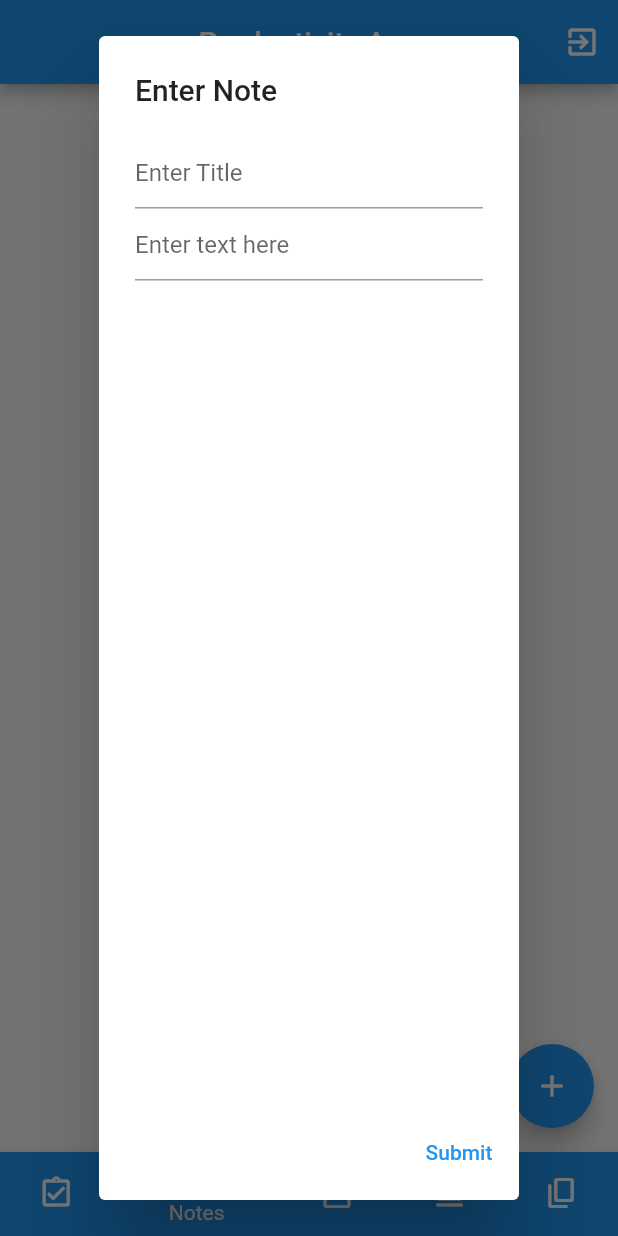
After one commit to Abhilash-Puthukkudi/20MCA245-MINI-PROJECT-, a Flutter app: the screen it shows once a user with an empty profile is signed in, item 2 of the bottom bar chosen, after a tap on the "add" icon, on a phone screen of 412 x 824 dp. The commit adds this screen. Run offline on Flutter 3.47's test engine with Material 2 defaults, Android fonts, the phone set to English and light mode, and no system bars; our stand-ins replace cloud_firestore, firebase_auth, firebase_core; accounts and stored records are empty.

Commit message:
todo and notes added

```diff
--- a/productivity_app/lib/main.dart
+++ b/productivity_app/lib/main.dart
@@ -3,6 +3,7 @@ import 'package:firebase_core/firebase_core.dart';
 import 'package:flutter/material.dart';
 import 'package:productivity_app/auth/welcome.dart';
 import 'package:productivity_app/pages/home.dart';
+import 'package:productivity_app/pages/mainpage.dart';
 
 void main() async {
   WidgetsFlutterBinding.ensureInitialized();
@@ -17,12 +18,12 @@ class MyApp extends StatelessWidget {
   Widget build(BuildContext context) {
     return MaterialApp(
       debugShowCheckedModeBanner: false,
-      theme: ThemeData(brightness: Brightness.dark),
+      theme: ThemeData(brightness: Brightness.light),
       home: StreamBuilder(
         stream: FirebaseAuth.instance.authStateChanges(),
         builder: (context, snapshot) {
           if (snapshot.hasData) {
-            return Home();
+            return Mainpage();
           } else {
             return Welcome();
           }
--- /dev/null
+++ b/productivity_app/lib/pages/mainpage.dart
@@ -0,0 +1,73 @@
+import 'package:firebase_auth/firebase_auth.dart';
+import 'package:flutter/material.dart';
+import 'package:productivity_app/widgets/daycounter.dart';
+import 'package:productivity_app/widgets/notes.dart';
+import 'package:productivity_app/widgets/todo.dart';
+
+class Mainpage extends StatefulWidget {
+  const Mainpage({Key? key}) : super(key: key);
+
+  @override
+  _MainpageState createState() => _MainpageState();
+}
+
+class _MainpageState extends State<Mainpage> {
+  int currentIndex = 0;
+
+  Widget callpage(int currentIndex) {
+    switch (currentIndex) {
+      case 0:
+        return Todo();
+      case 1:
+        return Notes();
+      case 2:
+        return DayCounter();
+      default:
+        return Todo();
+    }
+  }
+
+  // final screens=[]
+  @override
+  Widget build(BuildContext context) {
+    return Scaffold(
+      appBar: AppBar(
+        title: Text("Productivity App"),
+        centerTitle: true,
+        actions: [
+          IconButton(
+              onPressed: () async {
+                await FirebaseAuth.instance.signOut();
+              },
+              icon: Icon(Icons.exit_to_app))
+        ],
+      ),
+      bottomNavigationBar: BottomNavigationBar(
+          currentIndex: currentIndex,
+          onTap: (index) => setState(() => currentIndex = index),
+          items: [
+            BottomNavigationBarItem(
+                icon: Icon(Icons.assignment_turned_in_outlined),
+                label: 'Todos',
+                backgroundColor: Colors.blue),
+            BottomNavigationBarItem(
+                icon: Icon(Icons.assignment_rounded),
+                label: 'Notes',
+                backgroundColor: Colors.blue),
+            BottomNavigationBarItem(
+                icon: Icon(Icons.date_range),
+                label: 'Day Counter',
+                backgroundColor: Colors.blue),
+            BottomNavigationBarItem(
+                icon: Icon(Icons.calendar_view_day_rounded),
+                label: 'Day Planner',
+                backgroundColor: Colors.blue),
+            BottomNavigationBarItem(
+                icon: Icon(Icons.content_copy_rounded),
+                label: 'Copy Paste',
+                backgroundColor: Colors.blue),
+          ]),
+      body: callpage(currentIndex),
+    );
+  }
+}
--- /dev/null
+++ b/productivity_app/lib/widgets/notes.dart
@@ -0,0 +1,43 @@
+// import 'dart:js';
+
+import 'package:flutter/material.dart';
+
+class Notes extends StatefulWidget {
+  const Notes({Key? key}) : super(key: key);
+
+  @override
+  _NotesState createState() => _NotesState();
+}
+
+class _NotesState extends State<Notes> {
+  @override
+  Widget build(BuildContext context) {
+    return Scaffold(
+      floatingActionButton: FloatingActionButton(
+        onPressed: () {
+          opendialog(context);
+        },
+        child: const Icon(Icons.add),
+      ),
+    );
+  }
+}
+
+Future opendialog(context) => showDialog(
+    context: context,
+    builder: (context) => AlertDialog(
+          title: Text("Enter Note "),
+          content: Column(
+            children: [
+              TextField(
+                decoration: InputDecoration(hintText: "Enter Title "),
+              ),
+              TextField(
+                keyboardType: TextInputType.multiline,
+                maxLines: null,
+                decoration: InputDecoration(hintText: "Enter text here"),
+              )
+            ],
+          ),
+          actions: [TextButton(onPressed: () {}, child: Text("Submit"))],
+        ));
--- /dev/null
+++ b/productivity_app/lib/widgets/todo.dart
@@ -0,0 +1,33 @@
+import 'package:flutter/material.dart';
+
+class Todo extends StatefulWidget {
+  const Todo({Key? key}) : super(key: key);
+
+  @override
+  _TodoState createState() => _TodoState();
+}
+
+class _TodoState extends State<Todo> {
+  @override
+  Widget build(BuildContext context) {
+    return Scaffold(
+      floatingActionButton: FloatingActionButton(
+        onPressed: () {
+          opendialog(context);
+        },
+        child: const Icon(Icons.add),
+        tooltip: "click to add todo",
+      ),
+    );
+  }
+}
+
+Future opendialog(context) => showDialog(
+    context: context,
+    builder: (context) => AlertDialog(
+          title: Text("Enter Todo "),
+          content: TextField(
+            decoration: InputDecoration(hintText: "Enter Task to Do"),
+          ),
+          actions: [TextButton(onPressed: () {}, child: Text("Submit"))],
+        ));
```
Also changed, not shown: productivity_app/lib/pages/home.dart (+13 -0 lines), productivity_app/lib/widgets/daycounter.dart (added, +18 -0 lines).
